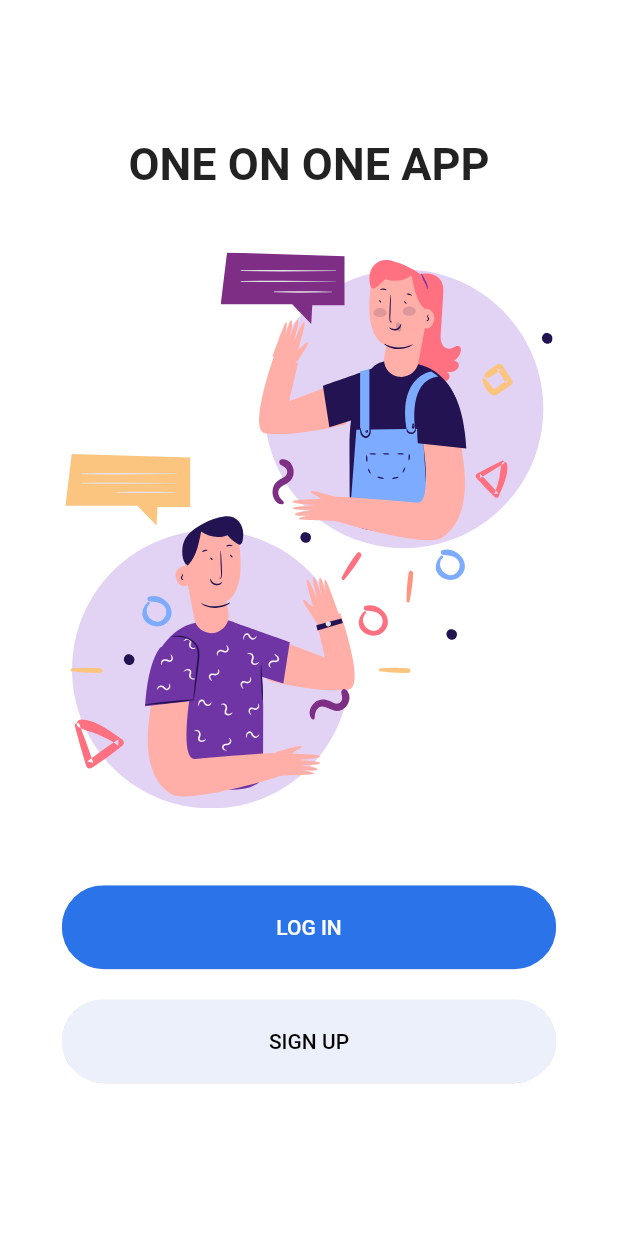
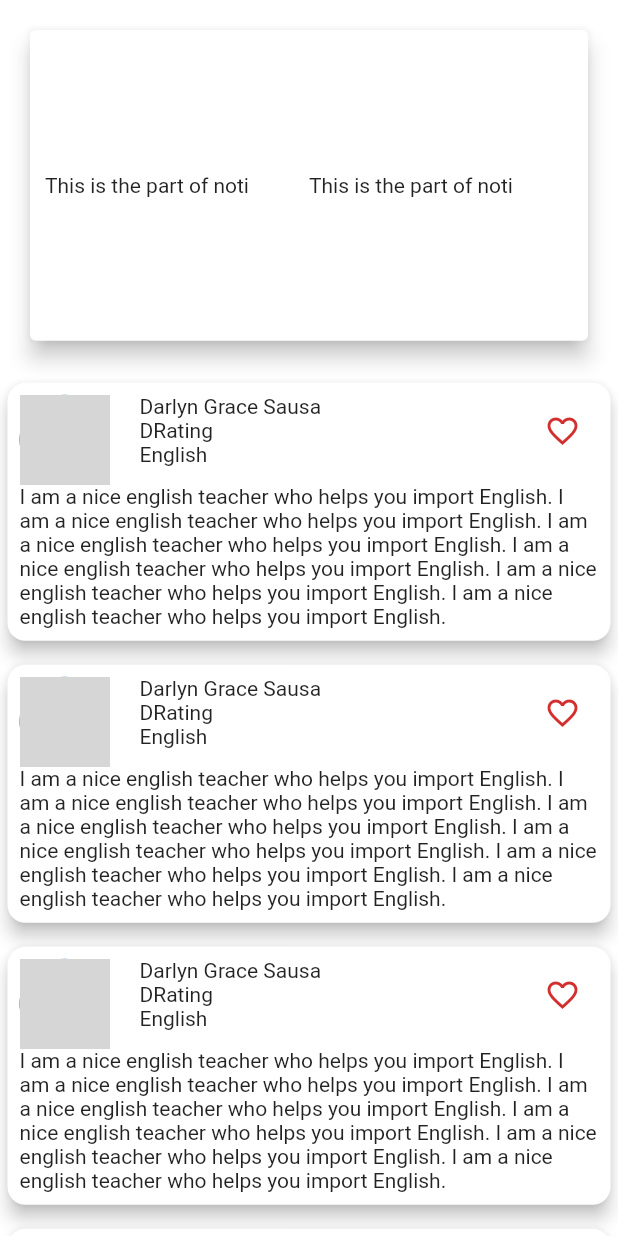
Before and after one commit to hoangpm6814/One-On-One-Learning, a Flutter app: the screen it shows after launch, on a phone screen of 412 x 824 dp. Run offline on Flutter 3.47's test engine with Material 2 defaults, Android fonts, the phone set to English and light mode, and no system bars; our stand-ins replace flutter_svg; network calls fail; grey boxes are pictures that could not be loaded.

Commit message:
List Tutor Basic UI Design

```diff
--- /dev/null
+++ b/lib/Pages/ListTutor/card_tutor.dart
@@ -0,0 +1,117 @@
+import 'package:flutter/material.dart';
+import 'package:lettutor/models/tutor.dart';
+
+class CardTutor extends StatelessWidget {
+  const CardTutor({
+    Key key,
+    @required this.tutor,
+  }) : super(key: key);
+
+  final Tutor tutor;
+
+  @override
+  Widget build(BuildContext context) {
+    return Card(
+      shape: RoundedRectangleBorder(
+        borderRadius: BorderRadius.circular(12.0),
+      ),
+      elevation: 5,
+      margin: EdgeInsets.symmetric(
+        vertical: 8,
+        horizontal: 5,
+      ),
+      child: Padding(
+        padding: const EdgeInsets.all(8.0),
+        child: Column(children: <Widget>[
+          Row(
+            crossAxisAlignment: CrossAxisAlignment.start,
+            children: <Widget>[
+              Column(
+                children: <Widget>[
+                  // Image.network('https://picsum.photos/250?image=9'),
+                  CircleAvatar(
+                    radius: 30,
+                    backgroundImage: NetworkImage(
+                        "https://api.app.lettutor.com/avatar/cd0a440b-cd19-4c55-a2a2-612707b1c12cavatar1631029793834.jpg"),
+                    // child: Padding(
+                    //   padding: EdgeInsets.all(6),
+                    //   child: FittedBox(
+                    //     child: Image.network('https://picsum.photos/250?image=9'),
+                    //   ),
+                    // ),
+                  ),
+                ],
+              ),
+              SizedBox(
+                width: 20,
+              ),
+              Expanded(
+                  child: Column(
+                crossAxisAlignment: CrossAxisAlignment.start,
+                children: [
+                  Text("Darlyn Grace Sausa"),
+                  Text("DRating"),
+                  Text("English"),
+                ],
+              )),
+              SizedBox(
+                width: 20,
+              ),
+              Column(
+                children: <Widget>[
+                  IconButton(
+                    icon: Icon(Icons.favorite_border_outlined),
+                    color: Theme.of(context).errorColor,
+                    onPressed: () => {},
+                  ),
+                ],
+              )
+            ],
+          ),
+          Row(
+            children: [
+              Expanded(
+                child: Container(
+                  width: 150,
+                  child: Text(
+                    'I am a nice english teacher who helps you import English. I am a nice english teacher who helps you import English. I am a nice english teacher who helps you import English. I am a nice english teacher who helps you import English. I am a nice english teacher who helps you import English. I am a nice english teacher who helps you import English.',
+                  ),
+                ),
+              ),
+            ],
+          )
+        ]),
+      ),
+    );
+  }
+}
+
+// child: ListTile(
+      //   leading: CircleAvatar(
+      //     radius: 30,
+      //     child: Padding(
+      //       padding: EdgeInsets.all(6),
+      //       child: FittedBox(
+      //         child: Text('${tutor.name}'),
+      //       ),
+      //     ),
+      //   ),
+      //   title: Text(
+      //     tutor.name,
+      //     // style: Theme.of(context).textTheme.title,
+      //   ),
+      //   subtitle: Text(
+      //     tutor.rating.toString(),
+      //   ),
+      //   trailing: MediaQuery.of(context).size.width > 460
+      //     ? IconButton(
+      //         icon: Icon(Icons.favorite),
+      //         color: Theme.of(context).errorColor,
+      //         onPressed: () => {},
+      //       )
+      //     : IconButton(
+      //         icon: Icon(Icons.delete),
+      //         color: Theme.of(context).errorColor,
+      //         onPressed: () => {},
+      //       ),
+      // ),
--- /dev/null
+++ b/lib/Pages/ListTutor/list_tutor.dart
@@ -0,0 +1,156 @@
+import 'package:flutter/material.dart';
+import 'package:lettutor/Pages/ListTutor/card_tutor.dart';
+import 'package:lettutor/models/tutor.dart';
+
+class ListTutorPage extends StatelessWidget {
+  final List<Tutor> tutors = [
+    Tutor(
+        id: "1",
+        name: "Ashley Young",
+        rating: 5,
+        avatar:
+            "https://i.pinimg.com/originals/26/ee/73/26ee73636f3429e3df522ae219c064fd.png",
+        discription:
+            "I am a nice english teacher who helps you import Endlish"),
+    Tutor(
+        id: "2",
+        name: "Michael Owen",
+        rating: 5,
+        avatar:
+            "https://i.pinimg.com/originals/26/ee/73/26ee73636f3429e3df522ae219c064fd.png",
+        discription:
+            "I am a nice english teacher who helps you import Endlish"),
+    Tutor(
+        id: "3",
+        name: "Stephen Curry",
+        rating: 5,
+        avatar:
+            "https://i.pinimg.com/originals/26/ee/73/26ee73636f3429e3df522ae219c064fd.png",
+        discription:
+            "I am a nice english teacher who helps you import Endlish"),
+    Tutor(
+        id: "4",
+        name: "Taylor Swift",
+        rating: 4,
+        avatar:
+            "https://i.pinimg.com/originals/26/ee/73/26ee73636f3429e3df522ae219c064fd.png",
+        discription:
+            "I am a nice english teacher who helps you import Endlish"),
+    Tutor(
+        id: "1",
+        name: "Ashley Young",
+        rating: 5,
+        avatar:
+            "https://i.pinimg.com/originals/26/ee/73/26ee73636f3429e3df522ae219c064fd.png",
+        discription:
+            "I am a nice english teacher who helps you import Endlish"),
+    Tutor(
+        id: "2",
+        name: "Michael Owen",
+        rating: 5,
+        avatar:
+            "https://i.pinimg.com/originals/26/ee/73/26ee73636f3429e3df522ae219c064fd.png",
+        discription:
+            "I am a nice english teacher who helps you import Endlish"),
+    Tutor(
+        id: "3",
+        name: "Stephen Curry",
+        rating: 5,
+        avatar:
+            "https://i.pinimg.com/originals/26/ee/73/26ee73636f3429e3df522ae219c064fd.png",
+        discription:
+            "I am a nice english teacher who helps you import Endlish"),
+    Tutor(
+        id: "4",
+        name: "Taylor Swift",
+        rating: 4,
+        avatar:
+            "https://i.pinimg.com/originals/26/ee/73/26ee73636f3429e3df522ae219c064fd.png",
+        discription:
+            "I am a nice english teacher who helps you import Endlish"),
+    Tutor(
+        id: "1",
+        name: "Ashley Young",
+        rating: 5,
+        avatar:
+            "https://i.pinimg.com/originals/26/ee/73/26ee73636f3429e3df522ae219c064fd.png",
+        discription:
+            "I am a nice english teacher who helps you import Endlish"),
+    Tutor(
+        id: "2",
+        name: "Michael Owen",
+        rating: 5,
+        avatar:
+            "https://i.pinimg.com/originals/26/ee/73/26ee73636f3429e3df522ae219c064fd.png",
+        discription:
+            "I am a nice english teacher who helps you import Endlish"),
+    Tutor(
+        id: "3",
+        name: "Stephen Curry",
+        rating: 5,
+        avatar:
+            "https://i.pinimg.com/originals/26/ee/73/26ee73636f3429e3df522ae219c064fd.png",
+        discription:
+            "I am a nice english teacher who helps you import Endlish"),
+    Tutor(
+        id: "4",
+        name: "Taylor Swift",
+        rating: 4,
+        avatar:
+            "https://i.pinimg.com/originals/26/ee/73/26ee73636f3429e3df522ae219c064fd.png",
+        discription:
+            "I am a nice english teacher who helps you import Endlish"),
+  ];
+
+  // ListTutor(this.tutors);
+
+  @override
+  Widget build(BuildContext context) {
+    return SingleChildScrollView(
+      child: Column(
+        // mainAxisAlignment: MainAxisAlignment.start,
+        crossAxisAlignment: CrossAxisAlignment.stretch,
+        children: <Widget>[
+          Container(
+            height: (MediaQuery.of(context).size.height -
+                    MediaQuery.of(context).padding.top) *
+                0.3,
+            child: Card(
+              elevation: 6,
+              margin: EdgeInsets.all(20),
+              child: Padding(
+                padding: EdgeInsets.all(10),
+                child: Row(
+                  mainAxisAlignment: MainAxisAlignment.spaceAround,
+                  children: <Widget>[
+                    Flexible(
+                      fit: FlexFit.tight,
+                      child: Text("This is the part of noti"),
+                    ),
+                    Flexible(
+                      fit: FlexFit.tight,
+                      child: Text("This is the part of noti"),
+                    ),
+                  ],
+                ),
+              ),
+            ),
+          ),
+          tutors.isEmpty
+              ? Container()
+              : Container(
+                  height: (MediaQuery.of(context).size.height -
+                          MediaQuery.of(context).padding.top) *
+                      0.7,
+                  child: ListView.builder(
+                    itemBuilder: (ctx, index) {
+                      return CardTutor(tutor: tutors[index]);
+                    },
+                    itemCount: tutors.length,
+                  ),
+                ),
+        ],
+      ),
+    );
+  }
+}
--- a/lib/main.dart
+++ b/lib/main.dart
@@ -1,5 +1,6 @@
 import 'package:flutter/material.dart';
-import 'package:lettutor/Pages/Welcome/welcome_page.dart';
+import 'package:lettutor/Pages/ListTutor/list_tutor.dart';
+// import 'package:lettutor/Pages/Welcome/welcome_page.dart';
 import 'package:lettutor/constants.dart';
 
 void main() => runApp(MyApp());
@@ -15,7 +16,7 @@ class MyApp extends StatelessWidget {
         primaryColor: kPrimaryColor,
         scaffoldBackgroundColor: Colors.white,
       ),
-      home: WelcomePage(),
+      home: ListTutorPage(),
     );
   }
 }
--- /dev/null
+++ b/lib/models/tutor.dart
@@ -0,0 +1,17 @@
+import 'package:flutter/foundation.dart';
+
+class Tutor {
+  final String id;
+  final String name;
+  final double rating;
+  final String avatar;
+  final String discription;
+
+  Tutor({
+    @required this.id,
+    @required this.name,
+    @required this.rating,
+    @required this.avatar,
+    @required this.discription,
+  });
+}
```
